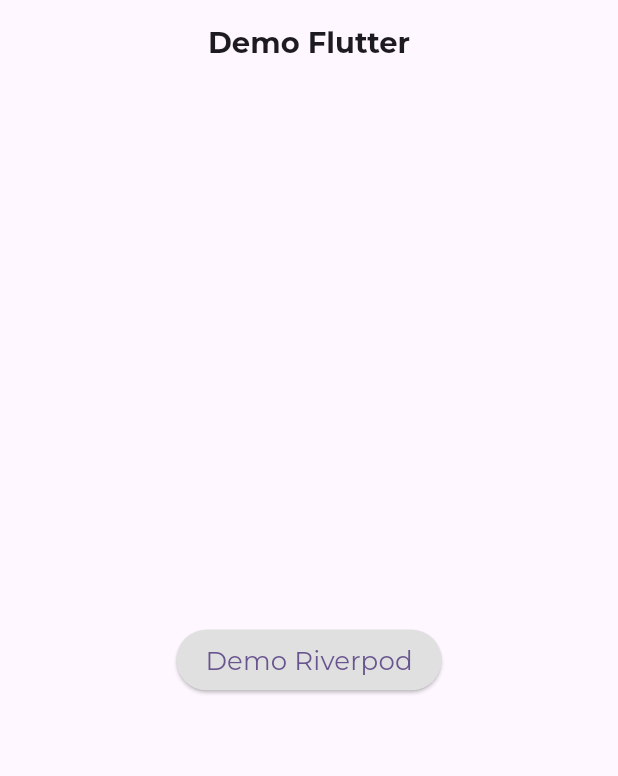
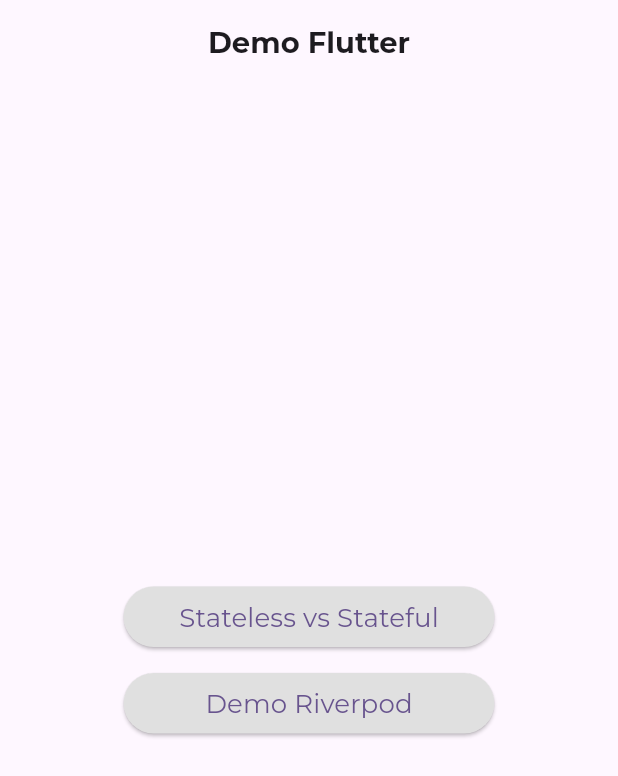
Before and after one commit to matgentili/FlutterDemo, a Flutter app: the screen it shows after launch, on a phone screen of 412 x 824 dp. Shown: the top 776 px of the screen. Run offline on Flutter 3.47's test engine with Material 3 defaults, Android fonts, the phone set to English and light mode, and no system bars; our stand-ins replace flutter_riverpod.

Commit message:
aggiunto stateless vs stateful

```diff
--- a/lib/home_screen.dart
+++ b/lib/home_screen.dart
@@ -1,5 +1,6 @@
 import 'package:demo/riverpod/first_screen.dart';
 import 'package:demo/riverpod/utils/responsive_extensions.dart';
+import 'package:demo/stateless_stateful/stateless_stateful_screen.dart';
 import 'package:demo/utils/constants.dart';
 import 'package:flutter/material.dart';
 
@@ -8,7 +9,7 @@ class HomeScreen extends StatelessWidget {
 
   @override
   Widget build(BuildContext context) {
-    // double width = MediaQuery.of(context).size.width;
+    double width = MediaQuery.of(context).size.width;
     return Scaffold(
       appBar: AppBar(
         title: Text(
@@ -21,10 +22,38 @@ class HomeScreen extends StatelessWidget {
         padding: const EdgeInsets.all(28.0),
         child: Center(
           child: Column(
+            spacing: 10.sz(context),
             mainAxisAlignment: MainAxisAlignment.center,
             crossAxisAlignment: CrossAxisAlignment.center,
             children: <Widget>[
-              ElevatedButton(
+              SizedBox(
+                width: width * 0.6,
+                child: ElevatedButton(
+                  style: ButtonStyle(
+                    padding: WidgetStateProperty.all<EdgeInsets>(
+                      EdgeInsets.symmetric(
+                          horizontal: 20.sz(context),
+                          vertical: 10.sz(context)), // Padding interno
+                    ),
+                    backgroundColor:
+                        WidgetStateProperty.all<Color>(Colors.grey.shade300),
+                  ),
+                  onPressed: () => Navigator.of(context).push(
+                    MaterialPageRoute(
+                      builder: (_) => StatelessStatefulScreen(),
+                    ),
+                  ),
+                  child: Text(
+                    "Stateless vs Stateful",
+                    style: AppTexts.kButton.copyWith(
+                      fontSize: 18.sp(context),
+                    ),
+                  ),
+                ),
+              ),
+              SizedBox(
+                width: width * 0.6,
+                child: ElevatedButton(
                   style: ButtonStyle(
                     padding: WidgetStateProperty.all<EdgeInsets>(
                       EdgeInsets.symmetric(
@@ -46,6 +75,7 @@ class HomeScreen extends StatelessWidget {
                     ),
                   ),
                 ),
+              ),
             ],
           ),
         ),
--- a/lib/utils/constants.dart
+++ b/lib/utils/constants.dart
@@ -24,4 +24,12 @@ class AppTexts {
     fontStyle: FontStyle.normal,
     height: 0,
   );
+
+  static const TextStyle kCounter = TextStyle(
+    fontSize: 20,
+    fontFamily: 'Montserrat',
+    fontWeight: FontWeight.bold,
+    fontStyle: FontStyle.normal,
+    height: 0,
+  );
 }
```
Also changed, not shown: lib/riverpod/second_screen.dart (+11 -3 lines), lib/stateless_stateful/stateful_screen.dart (added, +90 -0 lines), lib/stateless_stateful/stateless_screen.dart (added, +80 -0 lines), lib/stateless_stateful/stateless_stateful_screen.dart (added, +37 -0 lines). Lines whose indentation alone changed are shown as unchanged.
